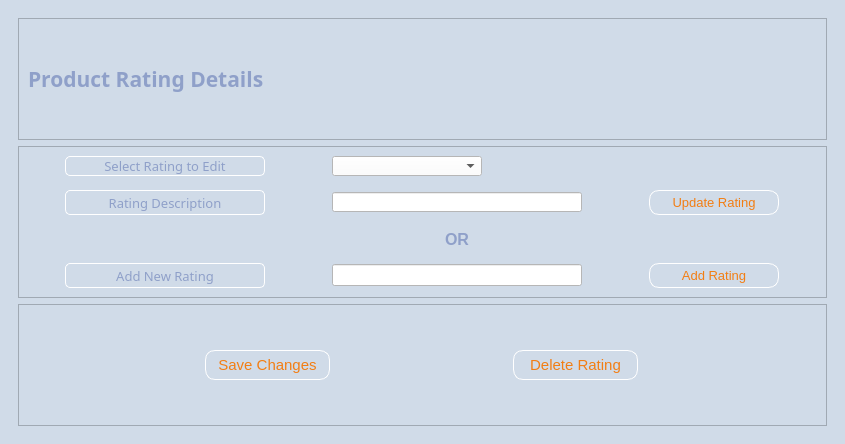
Before: the Qt Designer form Hallywell CRMS v1/UI Files/ProductRatingDetail.ui in apduong/CIS-3365, drawn with Qt 5.
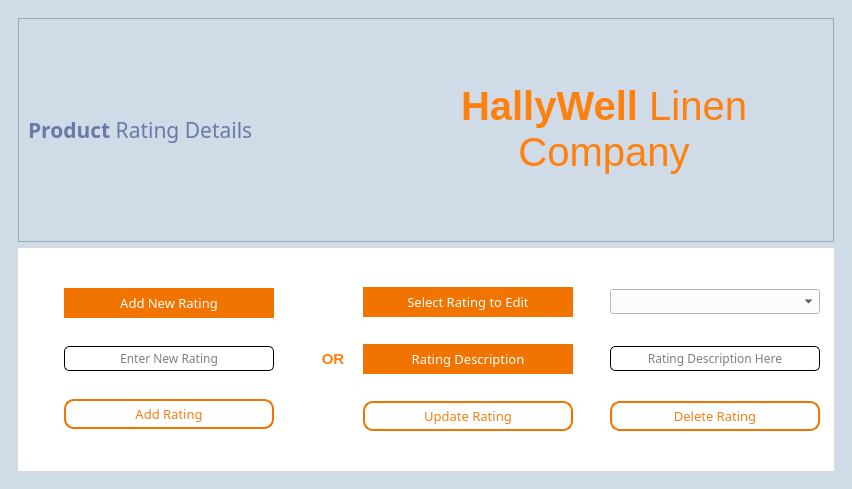
After: the same form once the commit is applied. Icons and pictures are not drawn.

The edit to the form file:
```diff
--- a/Hallywell CRMS v1/UI Files/ProductRatingDetail.ui
+++ b/Hallywell CRMS v1/UI Files/ProductRatingDetail.ui
@@ -6,8 +6,8 @@
    <rect>
     <x>0</x>
     <y>0</y>
-    <width>845</width>
-    <height>444</height>
+    <width>852</width>
+    <height>489</height>
    </rect>
   </property>
   <property name="windowTitle">
@@ -39,8 +39,8 @@
         <rect>
          <x>0</x>
          <y>0</y>
-         <width>823</width>
-         <height>422</height>
+         <width>830</width>
+         <height>467</height>
         </rect>
        </property>
        <layout class="QVBoxLayout" name="verticalLayout_2">
@@ -62,15 +62,15 @@
               <font>
                <family>Montserrat</family>
                <pointsize>16</pointsize>
-               <weight>75</weight>
-               <bold>true</bold>
+               <weight>50</weight>
+               <bold>false</bold>
               </font>
              </property>
              <property name="styleSheet">
-              <string notr="true">color:#8FA0C9</string>
+              <string notr="true">color:#6A7AA6</string>
              </property>
              <property name="text">
-              <string>Product Rating Details</string>
+              <string>&lt;strong&gt;Product&lt;/strong&gt; Rating Details</string>
              </property>
              <property name="alignment">
               <set>Qt::AlignLeading|Qt::AlignLeft|Qt::AlignVCenter</set>
@@ -78,20 +78,36 @@
             </widget>
            </item>
            <item>
-            <widget class="QLabel" name="Hallywell_Linen_Company">
+            <widget class="QLabel" name="label_title">
+             <property name="minimumSize">
+              <size>
+               <width>440</width>
+               <height>185</height>
+              </size>
+             </property>
              <property name="maximumSize">
               <size>
-               <width>437</width>
-               <height>133</height>
+               <width>440</width>
+               <height>185</height>
               </size>
              </property>
+             <property name="font">
+              <font>
+               <family>Segoe UI</family>
+               <pointsize>30</pointsize>
+              </font>
+             </property>
+             <property name="styleSheet">
+              <string notr="true">color:#FF800C</string>
+             </property>
              <property name="text">
-              <string/>
+              <string>&lt;strong&gt;HallyWell&lt;/strong&gt; 
+Linen Company</string>
              </property>
-             <property name="pixmap">
-              <pixmap>../../PycharmProjects/CIS-3365/Hallywell CRMS v1/Hallywell_Linen_Company.png</pixmap>
+             <property name="alignment">
+              <set>Qt::AlignCenter</set>
              </property>
-             <property name="scaledContents">
+             <property name="wordWrap">
               <bool>true</bool>
              </property>
             </widget>
@@ -102,51 +118,155 @@
         <item>
          <widget class="QFrame" name="frame_2">
           <property name="styleSheet">
-           <string notr="true">QLineEdit{background-color:white;}
+           <string notr="true">QFrame{background-color:white;}
 QComboBox{background-color:white;}
-QLabel{color:#8FA0C9;}
-QDoubleSpinBox{background-color:white;}
-QPlainTextEdit{background-color:white;}
-QLabel{border-radius:5px;border: 1px solid white;}
-QPushButton{color:#F27E14;}
-QPushButton::hover{border: solid black; background-color:white;}</string>
+QComboBox QAbstractItemView{background-color:#F17300; color:white;}
+QLabel{color:white;background-color:#F17300; border: solid white; border-radius: 0;}
+QPushButton{color:#F27E14; border:2px solid #F17300; border-radius: 10px;padding:2px;background-color:white;}
+QPushButton::hover{border:2px solid white; background-color:#F27E14; color:white;}
+QLineEdit{background-color:white; border: 1px solid black; border-radius: 5px;}
+QLineEdit::hover{border-radius: 0;}</string>
           </property>
           <property name="frameShape">
-           <enum>QFrame::StyledPanel</enum>
+           <enum>QFrame::NoFrame</enum>
+          </property>
+          <property name="frameShadow">
+           <enum>QFrame::Raised</enum>
+          </property>
+          <layout class="QHBoxLayout" name="horizontalLayout_3">
+           <item>
+            <widget class="QFrame" name="frame_3">
+             <property name="maximumSize">
+              <size>
+               <width>389</width>
+               <height>16777215</height>
+              </size>
+             </property>
+             <property name="frameShape">
+              <enum>QFrame::NoFrame</enum>
           </property>
           <property name="frameShadow">
            <enum>QFrame::Raised</enum>
           </property>
           <layout class="QGridLayout" name="gridLayout">
-           <property name="horizontalSpacing">
-            <number>30</number>
-           </property>
-           <property name="verticalSpacing">
-            <number>14</number>
-           </property>
-           <item row="2" column="1">
-            <widget class="QLabel" name="label_2">
+              <item row="2" column="0">
+               <widget class="QLabel" name="label">
+                <property name="minimumSize">
+                 <size>
+                  <width>210</width>
+                  <height>30</height>
+                 </size>
+                </property>
+                <property name="maximumSize">
+                 <size>
+                  <width>210</width>
+                  <height>30</height>
+                 </size>
+                </property>
+                <property name="font">
+                 <font>
+                  <family>Montserrat</family>
+                  <pointsize>10</pointsize>
+                 </font>
+                </property>
+                <property name="text">
+                 <string>Add New Rating</string>
+                </property>
+                <property name="alignment">
+                 <set>Qt::AlignCenter</set>
+                </property>
+               </widget>
+              </item>
+              <item row="5" column="0">
+               <widget class="QPushButton" name="addButton">
              <property name="minimumSize">
               <size>
-               <width>0</width>
+                  <width>210</width>
+                  <height>30</height>
+                 </size>
+                </property>
+                <property name="maximumSize">
+                 <size>
+                  <width>210</width>
+                  <height>30</height>
+                 </size>
+                </property>
+                <property name="font">
+                 <font>
+                  <family>Montserrat Medium</family>
+                  <pointsize>10</pointsize>
+                  <weight>50</weight>
+                  <bold>false</bold>
+                 </font>
+                </property>
+                <property name="cursor">
+                 <cursorShape>PointingHandCursor</cursorShape>
+                </property>
+                <property name="text">
+                 <string>Add Rating</string>
+                </property>
+               </widget>
+              </item>
+              <item row="3" column="0">
+               <widget class="QLineEdit" name="lineEdit_new">
+                <property name="minimumSize">
+                 <size>
+                  <width>200</width>
+                  <height>25</height>
+                 </size>
+                </property>
+                <property name="maximumSize">
+                 <size>
+                  <width>210</width>
+                  <height>25</height>
+                 </size>
+                </property>
+                <property name="font">
+                 <font>
+                  <family>Montserrat</family>
+                  <pointsize>9</pointsize>
+                 </font>
+                </property>
+                <property name="cursor">
+                 <cursorShape>ArrowCursor</cursorShape>
+                </property>
+                <property name="maxLength">
+                 <number>20</number>
+                </property>
+                <property name="alignment">
+                 <set>Qt::AlignCenter</set>
+                </property>
+                <property name="placeholderText">
+                 <string>Enter New Rating</string>
+                </property>
+               </widget>
+              </item>
+             </layout>
+            </widget>
+           </item>
+           <item>
+            <widget class="QLabel" name="label_3">
+             <property name="minimumSize">
+              <size>
+               <width>30</width>
                <height>20</height>
               </size>
              </property>
              <property name="maximumSize">
               <size>
-               <width>16777215</width>
+               <width>30</width>
                <height>20</height>
               </size>
              </property>
              <property name="font">
               <font>
-               <pointsize>12</pointsize>
+               <pointsize>11</pointsize>
                <weight>75</weight>
                <bold>true</bold>
               </font>
              </property>
              <property name="styleSheet">
-              <string notr="true">border:none;</string>
+              <string notr="true">background-color:white; color:#FF800C;</string>
              </property>
              <property name="text">
               <string>OR</string>
@@ -156,32 +276,72 @@
              </property>
             </widget>
            </item>
+           <item>
+            <widget class="QFrame" name="frame_4">
+             <property name="maximumSize">
+              <size>
+               <width>471</width>
+               <height>16777215</height>
+              </size>
+             </property>
+             <property name="frameShape">
+              <enum>QFrame::NoFrame</enum>
+             </property>
+             <property name="frameShadow">
+              <enum>QFrame::Raised</enum>
+             </property>
+             <layout class="QGridLayout" name="gridLayout_2">
+              <property name="horizontalSpacing">
+               <number>40</number>
+              </property>
+              <item row="2" column="0">
+               <widget class="QLabel" name="label_5">
+                <property name="minimumSize">
+                 <size>
+                  <width>210</width>
+                  <height>30</height>
+                 </size>
+                </property>
+                <property name="maximumSize">
+                 <size>
+                  <width>210</width>
+                  <height>30</height>
+                 </size>
+                </property>
+                <property name="font">
+                 <font>
+                  <family>Montserrat</family>
+                  <pointsize>10</pointsize>
+                 </font>
+                </property>
+                <property name="text">
+                 <string>Rating Description</string>
+                </property>
+                <property name="alignment">
+                 <set>Qt::AlignCenter</set>
+                </property>
+               </widget>
+              </item>
            <item row="0" column="0">
-            <widget class="QLabel" name="label">
+               <widget class="QLabel" name="label_4">
              <property name="minimumSize">
               <size>
-               <width>200</width>
-               <height>0</height>
+                  <width>210</width>
+                  <height>30</height>
               </size>
              </property>
              <property name="maximumSize">
               <size>
-               <width>200</width>
-               <height>16777215</height>
+                  <width>210</width>
+                  <height>30</height>
               </size>
              </property>
              <property name="font">
               <font>
-               <family>Montserrat Medium</family>
+                  <family>Montserrat</family>
                <pointsize>10</pointsize>
               </font>
              </property>
-             <property name="frameShape">
-              <enum>QFrame::Panel</enum>
-             </property>
-             <property name="frameShadow">
-              <enum>QFrame::Raised</enum>
-             </property>
              <property name="text">
               <string>Select Rating to Edit</string>
              </property>
@@ -190,52 +350,71 @@
              </property>
             </widget>
            </item>
-           <item row="4" column="2">
-            <widget class="QPushButton" name="add_button">
+              <item row="2" column="1">
+               <widget class="QLineEdit" name="lineEdit_desc">
              <property name="minimumSize">
               <size>
-               <width>120</width>
+                  <width>210</width>
                <height>25</height>
               </size>
              </property>
              <property name="maximumSize">
               <size>
-               <width>130</width>
-               <height>16777215</height>
+                  <width>210</width>
+                  <height>25</height>
               </size>
              </property>
              <property name="font">
               <font>
-               <pointsize>10</pointsize>
-              </font>
-             </property>
-             <property name="text">
-              <string>Add Rating</string>
+                  <family>Montserrat</family>
+                  <pointsize>9</pointsize>
+                 </font>
+                </property>
+                <property name="maxLength">
+                 <number>20</number>
+                </property>
+                <property name="alignment">
+                 <set>Qt::AlignCenter</set>
+                </property>
+                <property name="placeholderText">
+                 <string>Rating Description Here</string>
              </property>
             </widget>
            </item>
            <item row="0" column="1">
             <widget class="QComboBox" name="comboBox_select">
+                <property name="minimumSize">
+                 <size>
+                  <width>210</width>
+                  <height>0</height>
+                 </size>
+                </property>
              <property name="maximumSize">
               <size>
-               <width>150</width>
-               <height>20</height>
-              </size>
-             </property>
+                  <width>210</width>
+                  <height>16777215</height>
+                 </size>
+                </property>
+                <property name="font">
+                 <font>
+                  <family>Montserrat</family>
+                  <pointsize>9</pointsize>
+                 </font>
+                </property>
             </widget>
            </item>
            <item row="4" column="0">
-            <widget class="QLabel" name="label_3">
+               <widget class="QPushButton" name="updateButton">
              <property name="minimumSize">
               <size>
-               <width>200</width>
-               <height>0</height>
+                  <width>210</width>
+                  <height>30</height>
               </size>
              </property>
              <property name="maximumSize">
               <size>
-               <width>150</width>
-               <height>16777215</height>
+                  <width>210</width>
+                  <height>30</height>
               </size>
              </property>
              <property name="font">
@@ -244,79 +423,8 @@
                <pointsize>10</pointsize>
               </font>
              </property>
-             <property name="text">
-              <string>Add New Rating</string>
-             </property>
-             <property name="alignment">
-              <set>Qt::AlignCenter</set>
-             </property>
-            </widget>
-           </item>
-           <item row="1" column="0">
-            <widget class="QLabel" name="label_4">
-             <property name="minimumSize">
-              <size>
-               <width>200</width>
-               <height>0</height>
-              </size>
-             </property>
-             <property name="maximumSize">
-              <size>
-               <width>150</width>
-               <height>16777215</height>
-              </size>
-             </property>
-             <property name="font">
-              <font>
-               <family>Montserrat Medium</family>
-               <pointsize>10</pointsize>
-              </font>
-             </property>
-             <property name="frameShape">
-              <enum>QFrame::Panel</enum>
-             </property>
-             <property name="frameShadow">
-              <enum>QFrame::Raised</enum>
-             </property>
-             <property name="text">
-              <string>Rating Description</string>
-             </property>
-             <property name="alignment">
-              <set>Qt::AlignCenter</set>
-             </property>
-            </widget>
-           </item>
-           <item row="1" column="1">
-            <widget class="QLineEdit" name="lineEdit_desc">
-             <property name="maximumSize">
-              <size>
-               <width>250</width>
-               <height>20</height>
-              </size>
-             </property>
-             <property name="styleSheet">
-              <string notr="true"/>
-             </property>
-            </widget>
-           </item>
-           <item row="1" column="2">
-            <widget class="QPushButton" name="update_button">
-             <property name="minimumSize">
-              <size>
-               <width>120</width>
-               <height>25</height>
-              </size>
-             </property>
-             <property name="maximumSize">
-              <size>
-               <width>130</width>
-               <height>16777215</height>
-              </size>
-             </property>
-             <property name="font">
-              <font>
-               <pointsize>10</pointsize>
-              </font>
+                <property name="cursor">
+                 <cursorShape>PointingHandCursor</cursorShape>
              </property>
              <property name="text">
               <string>Update Rating</string>
@@ -324,75 +432,23 @@
             </widget>
            </item>
            <item row="4" column="1">
-            <widget class="QLineEdit" name="lineEdit_new">
-             <property name="maximumSize">
-              <size>
-               <width>250</width>
-               <height>16777215</height>
-              </size>
-             </property>
-            </widget>
-           </item>
-          </layout>
-         </widget>
-        </item>
-        <item>
-         <widget class="QFrame" name="frame_5">
-          <property name="styleSheet">
-           <string notr="true">QPushButton{color:#F27E14;}
-QPushButton::hover{border: solid black; background-color:white;}</string>
-          </property>
-          <property name="frameShape">
-           <enum>QFrame::StyledPanel</enum>
-          </property>
-          <property name="frameShadow">
-           <enum>QFrame::Raised</enum>
-          </property>
-          <layout class="QHBoxLayout" name="horizontalLayout_4">
-           <item>
-            <widget class="QPushButton" name="save_Button">
+               <widget class="QPushButton" name="deleteButton">
              <property name="minimumSize">
               <size>
-               <width>125</width>
+                  <width>210</width>
                <height>30</height>
               </size>
              </property>
              <property name="maximumSize">
               <size>
-               <width>120</width>
-               <height>16777215</height>
-              </size>
-             </property>
-             <property name="font">
-              <font>
-               <pointsize>11</pointsize>
-              </font>
-             </property>
-             <property name="cursor">
-              <cursorShape>PointingHandCursor</cursorShape>
-             </property>
-             <property name="text">
-              <string>Save Changes</string>
-             </property>
-            </widget>
-           </item>
-           <item>
-            <widget class="QPushButton" name="delete_Button">
-             <property name="minimumSize">
-              <size>
-               <width>125</width>
+                  <width>210</width>
                <height>30</height>
               </size>
              </property>
-             <property name="maximumSize">
-              <size>
-               <width>125</width>
-               <height>16777215</height>
-              </size>
-             </property>
              <property name="font">
               <font>
-               <pointsize>11</pointsize>
+                  <family>Montserrat Medium</family>
+                  <pointsize>10</pointsize>
               </font>
              </property>
              <property name="cursor">
@@ -401,6 +457,9 @@
              <property name="text">
               <string>Delete Rating</string>
              </property>
+               </widget>
+              </item>
+             </layout>
             </widget>
            </item>
           </layout>
```
Lines whose indentation alone changed are shown as unchanged.
